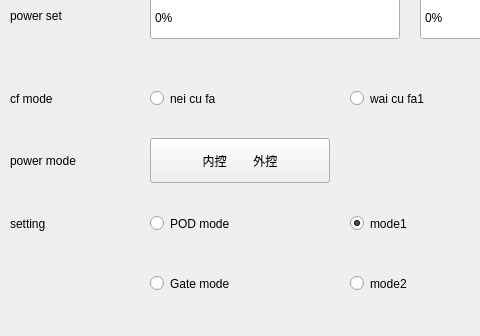
Old version of the form macousto_pod.ui in the repository yuanjinxin123/shenglei; both pictures show x 143 to 623 and y 156 to 492 of the 965 by 492 pixel window.
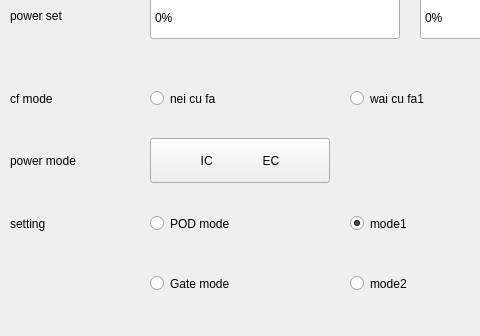
New version of the form.

What changed in the file:
```diff
--- a/macousto_pod.ui
+++ b/macousto_pod.ui
@@ -497,7 +497,7 @@
           </size>
          </property>
          <property name="text">
-          <string>内控        外控</string>
+          <string>IC               EC</string>
          </property>
         </widget>
        </item>
```
